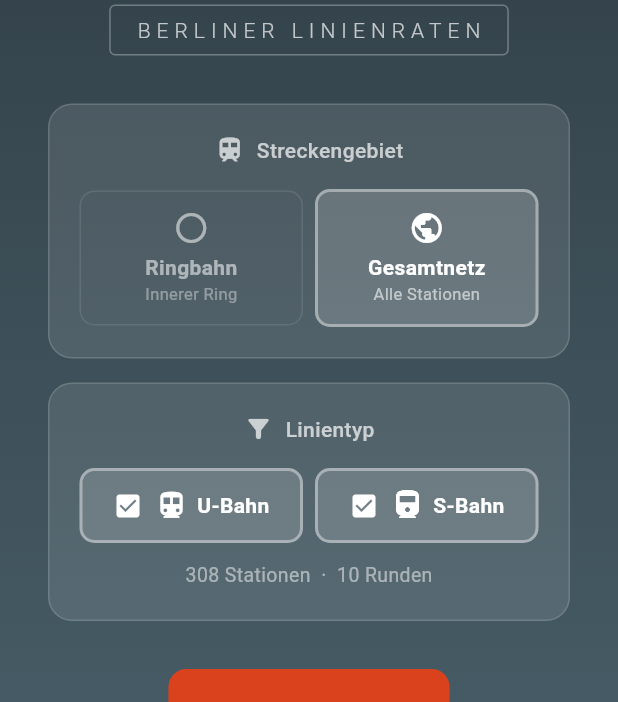
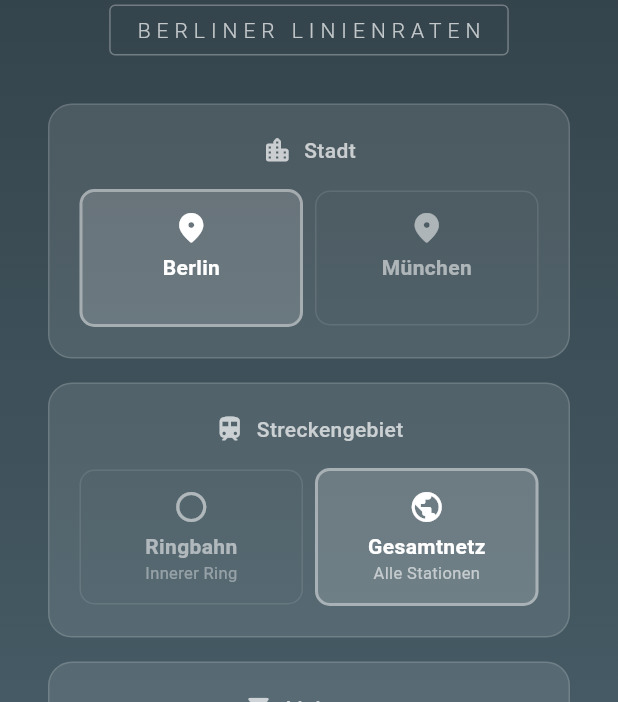
Before and after one commit to illmakeithappen/lenny, a Flutter app: the screen it shows after launch, on a phone screen of 412 x 824 dp, the part 534-1236 px from its top. Run offline on Flutter 3.47's test engine with Material 3 defaults, Android fonts, the phone set to English and light mode, and no system bars.

Commit message:
add munich

```diff
--- /dev/null
+++ b/lib/data/city_data.dart
@@ -0,0 +1,27 @@
+import 'lines.dart';
+import 'stations.dart';
+
+enum City { berlin, munich }
+
+class CityData {
+  final City city;
+  final List<LineInfo> allLines;
+  final List<Station> allStations;
+  final List<Station>? innerRingStations;
+  final bool hasInnerRing;
+
+  CityData({
+    required this.city,
+    required this.allLines,
+    required this.allStations,
+    this.innerRingStations,
+  }) : hasInnerRing = innerRingStations != null;
+
+  late final List<LineInfo> uBahnLines =
+      allLines.where((l) => l.type == LineType.uBahn).toList();
+  late final List<LineInfo> sBahnLines =
+      allLines.where((l) => l.type == LineType.sBahn).toList();
+  late final Map<String, LineInfo> lineById = {
+    for (final l in allLines) l.id: l,
+  };
+}
--- a/lib/data/stations.dart
+++ b/lib/data/stations.dart
@@ -1,3 +1,6 @@
+import 'city_data.dart';
+import 'lines.dart';
+
 class Station {
   final String name;
   final Set<String> lineIds;
@@ -338,3 +341,10 @@ List<Station> _buildStations() {
     ..sort((a, b) => a.name.compareTo(b.name));
   return stations;
 }
+
+final CityData berlinData = CityData(
+  city: City.berlin,
+  allLines: allLines,
+  allStations: allStations,
+  innerRingStations: innerRingStations,
+);
--- a/lib/l10n/app_strings.dart
+++ b/lib/l10n/app_strings.dart
@@ -1,3 +1,5 @@
+import '../data/city_data.dart';
+
 enum AppLanguage { de, en }
 
 class AppStrings {
@@ -5,8 +7,21 @@ class AppStrings {
   const AppStrings(this.language);
 
   // ── Home Screen ──
-  String get subtitle =>
-      language == AppLanguage.de ? 'BERLINER LINIENRATEN' : 'BERLIN LINE QUIZ';
+  String get cityLabel =>
+      language == AppLanguage.de ? 'Stadt' : 'City';
+  String get munich =>
+      language == AppLanguage.de ? 'München' : 'Munich';
+  String subtitle(City city) {
+    if (city == City.berlin) {
+      return language == AppLanguage.de
+          ? 'BERLINER LINIENRATEN'
+          : 'BERLIN LINE QUIZ';
+    } else {
+      return language == AppLanguage.de
+          ? 'MÜNCHNER LINIENRATEN'
+          : 'MUNICH LINE QUIZ';
+    }
+  }
   String get areaLabel =>
       language == AppLanguage.de ? 'Streckengebiet' : 'Area';
   String get ringbahn => 'Ringbahn';
--- a/lib/screens/home_screen.dart
+++ b/lib/screens/home_screen.dart
@@ -1,5 +1,6 @@
 import 'package:flutter/material.dart';
-import '../data/lines.dart';
+import '../data/city_data.dart';
+import '../data/munich.dart';
 import '../data/stations.dart';
 import '../l10n/app_strings.dart';
 import '../main.dart';
@@ -14,20 +15,38 @@ class HomeScreen extends StatefulWidget {
 }
 
 class _HomeScreenState extends State<HomeScreen> {
+  City _selectedCity = City.berlin;
   bool _innerRingOnly = false;
   bool _includeUBahn = true;
   bool _includeSBahn = true;
 
+  CityData get _cityData =>
+      _selectedCity == City.berlin ? berlinData : munichData;
+
   int get _stationCount {
-    final base = _innerRingOnly ? innerRingStations : allStations;
+    final cd = _cityData;
+    final base = (_innerRingOnly && cd.innerRingStations != null)
+        ? cd.innerRingStations!
+        : cd.allStations;
     if (_includeUBahn && _includeSBahn) return base.length;
     final activeLineIds = <String>{
-      if (_includeUBahn) ...uBahnLines.map((l) => l.id),
-      if (_includeSBahn) ...sBahnLines.map((l) => l.id),
+      if (_includeUBahn) ...cd.uBahnLines.map((l) => l.id),
+      if (_includeSBahn) ...cd.sBahnLines.map((l) => l.id),
     };
     return base
         .where((s) => s.lineIds.intersection(activeLineIds).isNotEmpty)
         .length;
+  }
+
+  void _selectCity(City city) {
+    if (city == _selectedCity) return;
+    setState(() {
+      _selectedCity = city;
+      // Reset inner ring when switching away from Berlin
+      if (city != City.berlin) _innerRingOnly = false;
+      _includeUBahn = true;
+      _includeSBahn = true;
+    });
   }
 
   @override
@@ -98,7 +117,7 @@ class _HomeScreenState extends State<HomeScreen> {
                       borderRadius: BorderRadius.circular(4),
                     ),
                     child: Text(
-                      s.subtitle,
+                      s.subtitle(_selectedCity),
                       style: const TextStyle(
                         fontSize: 14,
                         letterSpacing: 4,
@@ -109,7 +128,69 @@ class _HomeScreenState extends State<HomeScreen> {
                   ),
                   const SizedBox(height: 32),
 
-                  // Mode toggle card
+                  // City picker card
+                  Container(
+                    constraints: const BoxConstraints(maxWidth: 360),
+                    decoration: BoxDecoration(
+                      color: Colors.white.withValues(alpha: 0.1),
+                      borderRadius: BorderRadius.circular(16),
+                      border: Border.all(
+                        color: Colors.white.withValues(alpha: 0.15),
+                      ),
+                    ),
+                    padding: const EdgeInsets.all(20),
+                    child: Column(
+                      children: [
+                        Row(
+                          mainAxisAlignment: MainAxisAlignment.center,
+                          children: [
+                            Icon(
+                              Icons.location_city_rounded,
+                              color: Colors.white.withValues(alpha: 0.7),
+                              size: 20,
+                            ),
+                            const SizedBox(width: 8),
+                            Text(
+                              s.cityLabel,
+                              style: const TextStyle(
+                                color: Colors.white70,
+                                fontSize: 14,
+                                fontWeight: FontWeight.w500,
+                              ),
+                            ),
+                          ],
+                        ),
+                        const SizedBox(height: 16),
+                        Row(
+                          children: [
+                            Expanded(
+                              child: _modeButton(
+                                label: 'Berlin',
+                                subtitle: '',
+                                icon: Icons.location_on_rounded,
+                                isSelected: _selectedCity == City.berlin,
+                                onTap: () => _selectCity(City.berlin),
+                              ),
+                            ),
+                            const SizedBox(width: 8),
+                            Expanded(
+                              child: _modeButton(
+                                label: s.munich,
+                                subtitle: '',
+                                icon: Icons.location_on_rounded,
+                                isSelected: _selectedCity == City.munich,
+                                onTap: () => _selectCity(City.munich),
+                              ),
+                            ),
+                          ],
+                        ),
+                      ],
+                    ),
+                  ),
+
+                  // Mode toggle card (Berlin only)
+                  if (_selectedCity == City.berlin) ...[
+                    const SizedBox(height: 16),
                     Container(
                       constraints: const BoxConstraints(maxWidth: 360),
                       decoration: BoxDecoration(
@@ -142,7 +223,6 @@ class _HomeScreenState extends State<HomeScreen> {
                             ],
                           ),
                           const SizedBox(height: 16),
-                        // Toggle buttons
                           Row(
                             children: [
                               Expanded(
@@ -171,6 +251,7 @@ class _HomeScreenState extends State<HomeScreen> {
                         ],
                       ),
                     ),
+                  ],
 
                   const SizedBox(height: 16),
 
@@ -256,6 +337,7 @@ class _HomeScreenState extends State<HomeScreen> {
                       Navigator.of(context).push(
                         MaterialPageRoute(
                           builder: (_) => GameScreen(
+                            cityData: _cityData,
                             innerRingOnly: _innerRingOnly,
                             includeUBahn: _includeUBahn,
                             includeSBahn: _includeSBahn,
--- a/lib/screens/score_screen.dart
+++ b/lib/screens/score_screen.dart
@@ -1,4 +1,5 @@
 import 'package:flutter/material.dart';
+import '../data/city_data.dart';
 import '../l10n/app_strings.dart';
 import '../main.dart';
 import '../models/game_state.dart';
@@ -236,6 +237,7 @@ class ScoreScreen extends StatelessWidget {
                         Navigator.of(context).pushReplacement(
                           MaterialPageRoute(
                             builder: (_) => GameScreen(
+                              cityData: gameState.cityData,
                               innerRingOnly: gameState.innerRingOnly,
                               includeUBahn: gameState.includeUBahn,
                               includeSBahn: gameState.includeSBahn,
--- a/lib/widgets/line_grid.dart
+++ b/lib/widgets/line_grid.dart
@@ -1,8 +1,10 @@
 import 'package:flutter/material.dart';
+import '../data/city_data.dart';
 import '../data/lines.dart';
 import 'line_button.dart';
 
 class LineGrid extends StatelessWidget {
+  final CityData cityData;
   final Set<String> selectedLines;
   final Map<String, LineButtonState> buttonStates;
   final ValueChanged<String> onToggle;
@@ -11,6 +13,7 @@ class LineGrid extends StatelessWidget {
 
   const LineGrid({
     super.key,
+    required this.cityData,
     required this.selectedLines,
     this.buttonStates = const {},
     required this.onToggle,
@@ -23,9 +26,9 @@ class LineGrid extends StatelessWidget {
     return Column(
       crossAxisAlignment: CrossAxisAlignment.start,
       children: [
-        if (showUBahn) _buildSection('U-Bahn', uBahnLines),
+        if (showUBahn) _buildSection('U-Bahn', cityData.uBahnLines),
         if (showUBahn && showSBahn) const SizedBox(height: 16),
-        if (showSBahn) _buildSection('S-Bahn', sBahnLines),
+        if (showSBahn) _buildSection('S-Bahn', cityData.sBahnLines),
       ],
     );
   }
```
Also changed, not shown: lib/data/munich.dart (added, +220 -0 lines), lib/models/game_state.dart (+9 -5 lines), lib/screens/game_screen.dart (+6 -1 lines). Lines whose indentation alone changed are shown as unchanged.
